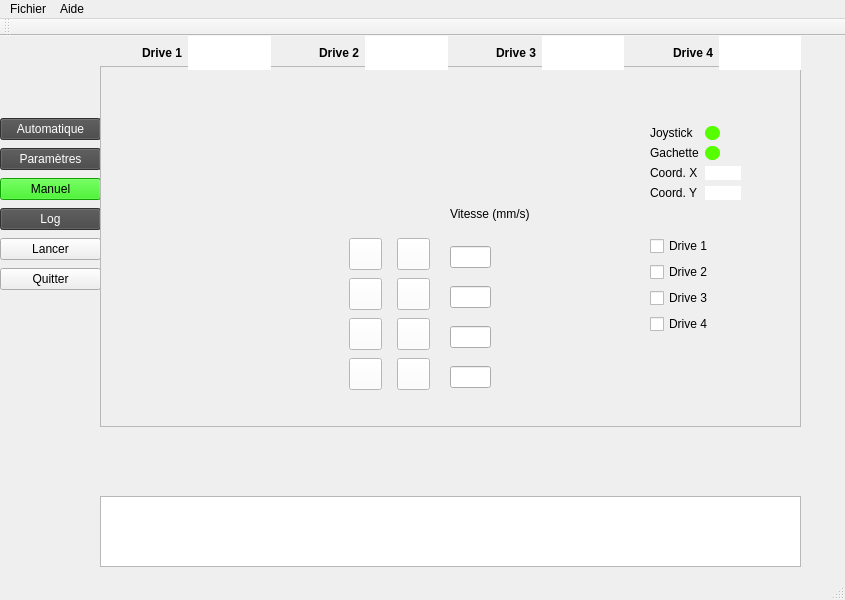
The window that Control4Axis/views/main.ui (Institut-clement-ader/ETMI) describes before a commit, drawn with Qt 5.
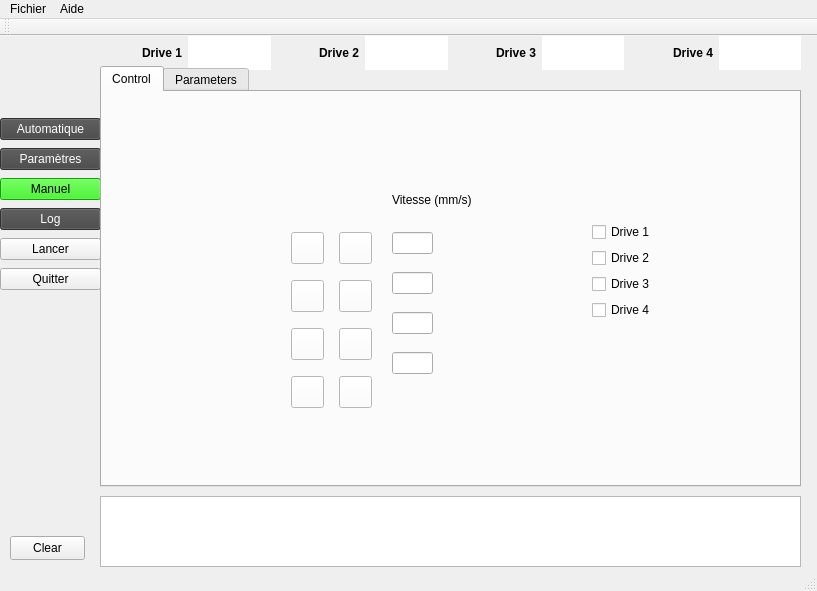
The same window after the commit. The open tabs and pages were chosen to show the change. Icons and pictures are not drawn.

Patch:
```diff
--- a/Control4Axis/views/main.ui
+++ b/Control4Axis/views/main.ui
@@ -6,8 +6,8 @@
    <rect>
     <x>0</x>
     <y>0</y>
-    <width>845</width>
-    <height>600</height>
+    <width>817</width>
+    <height>591</height>
    </rect>
   </property>
   <property name="maximumSize">
@@ -105,436 +105,6 @@
      </item>
     </layout>
    </widget>
-   <widget class="QFrame" name="frm_manual">
-    <property name="geometry">
-     <rect>
-      <x>100</x>
-      <y>30</y>
-      <width>701</width>
-      <height>361</height>
-     </rect>
-    </property>
-    <property name="frameShape">
-     <enum>QFrame::Shape::StyledPanel</enum>
-    </property>
-    <property name="frameShadow">
-     <enum>QFrame::Shadow::Raised</enum>
-    </property>
-    <widget class="QWidget" name="gridLayoutWidget">
-     <property name="geometry">
-      <rect>
-       <x>550</x>
-       <y>60</y>
-       <width>91</width>
-       <height>84</height>
-      </rect>
-     </property>
-     <layout class="QFormLayout" name="formLayout">
-      <item row="0" column="0">
-       <widget class="QLabel" name="lbl_led_status">
-        <property name="text">
-         <string>Joystick</string>
-        </property>
-       </widget>
-      </item>
-      <item row="1" column="0">
-       <widget class="QLabel" name="lbl_led_trig_status">
-        <property name="text">
-         <string>Gachette</string>
-        </property>
-       </widget>
-      </item>
-      <item row="2" column="0">
-       <widget class="QLabel" name="lbl_x">
-        <property name="text">
-         <string>Coord. X</string>
-        </property>
-       </widget>
-      </item>
-      <item row="2" column="1">
-       <widget class="QLabel" name="display_x">
-        <property name="baseSize">
-         <size>
-          <width>0</width>
-          <height>0</height>
-         </size>
-        </property>
-        <property name="styleSheet">
-         <string notr="true">background-color: rgb(255, 255, 255);
-</string>
-        </property>
-        <property name="text">
-         <string/>
-        </property>
-       </widget>
-      </item>
-      <item row="3" column="0">
-       <widget class="QLabel" name="lbl_y">
-        <property name="text">
-         <string>Coord. Y</string>
-        </property>
-       </widget>
-      </item>
-      <item row="3" column="1">
-       <widget class="QLabel" name="display_y">
-        <property name="focusPolicy">
-         <enum>Qt::FocusPolicy::WheelFocus</enum>
-        </property>
-        <property name="styleSheet">
-         <string notr="true">background-color: rgb(255, 255, 255);
-</string>
-        </property>
-        <property name="text">
-         <string/>
-        </property>
-       </widget>
-      </item>
-      <item row="0" column="1">
-       <widget class="QFrame" name="led_joy_status">
-        <property name="minimumSize">
-         <size>
-          <width>14</width>
-          <height>14</height>
-         </size>
-        </property>
-        <property name="maximumSize">
-         <size>
-          <width>15</width>
-          <height>15</height>
-         </size>
-        </property>
-        <property name="styleSheet">
-         <string notr="true">background-color: rgb(85, 255, 0);
-border-radius: 7px;
-</string>
-        </property>
-        <property name="locale">
-         <locale language="English" country="UnitedStates"/>
-        </property>
-        <property name="frameShape">
-         <enum>QFrame::Shape::StyledPanel</enum>
-        </property>
-        <property name="frameShadow">
-         <enum>QFrame::Shadow::Plain</enum>
-        </property>
-       </widget>
-      </item>
-      <item row="1" column="1">
-       <widget class="QFrame" name="led_joy_trig_status">
-        <property name="maximumSize">
-         <size>
-          <width>15</width>
-          <height>15</height>
-         </size>
-        </property>
-        <property name="styleSheet">
-         <string notr="true">background-color: rgb(85, 255, 0);
-border-radius: 7px;
-</string>
-        </property>
-        <property name="locale">
-         <locale language="English" country="UnitedStates"/>
-        </property>
-        <property name="frameShape">
-         <enum>QFrame::Shape::StyledPanel</enum>
-        </property>
-        <property name="frameShadow">
-         <enum>QFrame::Shadow::Raised</enum>
-        </property>
-       </widget>
-      </item>
-     </layout>
-    </widget>
-    <widget class="QWidget" name="gridLayoutWidget_2">
-     <property name="geometry">
-      <rect>
-       <x>240</x>
-       <y>170</y>
-       <width>101</width>
-       <height>156</height>
-      </rect>
-     </property>
-     <layout class="QGridLayout" name="grid_layout_btn_dir">
-      <item row="1" column="0">
-       <widget class="QToolButton" name="btn_left_2">
-        <property name="styleSheet">
-         <string notr="true">background-color: rgb(255, 255, 255);</string>
-        </property>
-        <property name="text">
-         <string/>
-        </property>
-        <property name="icon">
-         <iconset>
-          <normaloff>images/svg/chevron-circle-left-svgrepo-com.svg</normaloff>images/svg/chevron-circle-left-svgrepo-com.svg</iconset>
-        </property>
-        <property name="iconSize">
-         <size>
-          <width>25</width>
-          <height>25</height>
-         </size>
-        </property>
-        <property name="checkable">
-         <bool>false</bool>
-        </property>
-       </widget>
-      </item>
-      <item row="1" column="1">
-       <widget class="QToolButton" name="btn_right_2">
-        <property name="styleSheet">
-         <string notr="true">background-color: rgb(255, 255, 255);</string>
-        </property>
-        <property name="text">
-         <string/>
-        </property>
-        <property name="icon">
-         <iconset>
-          <normaloff>images/svg/chevron-circle-right-svgrepo-com.svg</normaloff>images/svg/chevron-circle-right-svgrepo-com.svg</iconset>
-        </property>
-        <property name="iconSize">
-         <size>
-          <width>25</width>
-          <height>25</height>
-         </size>
-        </property>
-        <property name="checkable">
-         <bool>false</bool>
-        </property>
-       </widget>
-      </item>
-      <item row="2" column="0">
-       <widget class="QToolButton" name="btn_left_3">
-        <property name="styleSheet">
-         <string notr="true">background-color: rgb(255, 255, 255);</string>
-        </property>
-        <property name="text">
-         <string/>
-        </property>
-        <property name="icon">
-         <iconset>
-          <normaloff>images/svg/chevron-circle-left-svgrepo-com.svg</normaloff>images/svg/chevron-circle-left-svgrepo-com.svg</iconset>
-        </property>
-        <property name="iconSize">
-         <size>
-          <width>25</width>
-          <height>25</height>
-         </size>
-        </property>
-        <property name="checkable">
-         <bool>false</bool>
-        </property>
-       </widget>
-      </item>
-      <item row="0" column="1">
-       <widget class="QToolButton" name="btn_right_1">
-        <property name="styleSheet">
-         <string notr="true">background-color: rgb(255, 255, 255);</string>
-        </property>
-        <property name="text">
-         <string/>
-        </property>
-        <property name="icon">
-         <iconset>
-          <normaloff>images/svg/chevron-circle-right-svgrepo-com.svg</normaloff>images/svg/chevron-circle-right-svgrepo-com.svg</iconset>
-        </property>
-        <property name="iconSize">
-         <size>
-          <width>25</width>
-          <height>25</height>
-         </size>
-        </property>
-        <property name="checkable">
-         <bool>false</bool>
-        </property>
-       </widget>
-      </item>
-      <item row="2" column="1">
-       <widget class="QToolButton" name="btn_right_3">
-        <property name="styleSheet">
-         <string notr="true">background-color: rgb(255, 255, 255);</string>
-        </property>
-        <property name="text">
-         <string/>
-        </property>
-        <property name="icon">
-         <iconset>
-          <normaloff>images/svg/chevron-circle-right-svgrepo-com.svg</normaloff>images/svg/chevron-circle-right-svgrepo-com.svg</iconset>
-        </property>
-        <property name="iconSize">
-         <size>
-          <width>25</width>
-          <height>25</height>
-         </size>
-        </property>
-        <property name="checkable">
-         <bool>false</bool>
-        </property>
-       </widget>
-      </item>
-      <item row="0" column="0">
-       <widget class="QToolButton" name="btn_left_1">
-        <property name="styleSheet">
-         <string notr="true">background-color: rgb(255, 255, 255);</string>
-        </property>
-        <property name="text">
-         <string/>
-        </property>
-        <property name="icon">
-         <iconset>
-          <normaloff>images/svg/chevron-circle-left-svgrepo-com.svg</normaloff>images/svg/chevron-circle-left-svgrepo-com.svg</iconset>
-        </property>
-        <property name="iconSize">
-         <size>
-          <width>25</width>
-          <height>25</height>
-         </size>
-        </property>
-        <property name="checkable">
-         <bool>false</bool>
-        </property>
-       </widget>
-      </item>
-      <item row="3" column="0">
-       <widget class="QToolButton" name="btn_left_4">
-        <property name="styleSheet">
-         <string notr="true">background-color: rgb(255, 255, 255);</string>
-        </property>
-        <property name="text">
-         <string/>
-        </property>
-        <property name="icon">
-         <iconset>
-          <normaloff>images/svg/chevron-circle-left-svgrepo-com.svg</normaloff>images/svg/chevron-circle-left-svgrepo-com.svg</iconset>
-        </property>
-        <property name="iconSize">
-         <size>
-          <width>25</width>
-          <height>25</height>
-         </size>
-        </property>
-        <property name="checkable">
-         <bool>false</bool>
-        </property>
-       </widget>
-      </item>
-      <item row="3" column="1">
-       <widget class="QToolButton" name="btn_right_4">
-        <property name="styleSheet">
-         <string notr="true">background-color: rgb(255, 255, 255);</string>
-        </property>
-        <property name="text">
-         <string/>
-        </property>
-        <property name="icon">
-         <iconset>
-          <normaloff>images/svg/chevron-circle-right-svgrepo-com.svg</normaloff>images/svg/chevron-circle-right-svgrepo-com.svg</iconset>
-        </property>
-        <property name="iconSize">
-         <size>
-          <width>25</width>
-          <height>25</height>
-         </size>
-        </property>
-        <property name="checkable">
-         <bool>false</bool>
-        </property>
-       </widget>
-      </item>
-     </layout>
-    </widget>
-    <widget class="QWidget" name="verticalLayoutWidget_2">
-     <property name="geometry">
-      <rect>
-       <x>550</x>
-       <y>170</y>
-       <width>71</width>
-       <height>100</height>
-      </rect>
-     </property>
-     <layout class="QVBoxLayout" name="layout_choice_drive">
-      <item>
-       <widget class="QCheckBox" name="chk_drive1">
-        <property name="text">
-         <string>Drive 1</string>
-        </property>
-       </widget>
-      </item>
-      <item>
-       <widget class="QCheckBox" name="chk_drive2">
-        <property name="text">
-         <string>Drive 2</string>
-        </property>
-       </widget>
-      </item>
-      <item>
-       <widget class="QCheckBox" name="chk_drive3">
-        <property name="text">
-         <string>Drive 3</string>
-        </property>
-       </widget>
-      </item>
-      <item>
-       <widget class="QCheckBox" name="chk_drive4">
-        <property name="text">
-         <string>Drive 4</string>
-        </property>
-       </widget>
-      </item>
-     </layout>
-    </widget>
-    <widget class="QLabel" name="label">
-     <property name="geometry">
-      <rect>
-       <x>350</x>
-       <y>140</y>
-       <width>81</width>
-       <height>16</height>
-      </rect>
-     </property>
-     <property name="text">
-      <string>Vitesse (mm/s)</string>
-     </property>
-    </widget>
-    <widget class="QLineEdit" name="txt_speed1">
-     <property name="geometry">
-      <rect>
-       <x>350</x>
-       <y>180</y>
-       <width>41</width>
-       <height>22</height>
-      </rect>
-     </property>
-    </widget>
-    <widget class="QLineEdit" name="txt_speed_2">
-     <property name="geometry">
-      <rect>
-       <x>350</x>
-       <y>220</y>
-       <width>41</width>
-       <height>22</height>
-      </rect>
-     </property>
-    </widget>
-    <widget class="QLineEdit" name="txt_speed_4">
-     <property name="geometry">
-      <rect>
-       <x>350</x>
-       <y>300</y>
-       <width>41</width>
-       <height>22</height>
-      </rect>
-     </property>
-    </widget>
-    <widget class="QLineEdit" name="txt_speed_3">
-     <property name="geometry">
-      <rect>
-       <x>350</x>
-       <y>260</y>
-       <width>41</width>
-       <height>22</height>
-      </rect>
-     </property>
-    </widget>
-   </widget>
    <widget class="QWidget" name="horizontalLayoutWidget">
     <property name="geometry">
      <rect>
@@ -628,13 +198,517 @@
      <bool>true</bool>
     </property>
    </widget>
+   <widget class="QTabWidget" name="tabWidget">
+    <property name="geometry">
+     <rect>
+      <x>100</x>
+      <y>30</y>
+      <width>701</width>
+      <height>421</height>
+     </rect>
+    </property>
+    <property name="currentIndex">
+     <number>1</number>
+    </property>
+    <property name="tabBarAutoHide">
+     <bool>true</bool>
+    </property>
+    <widget class="QWidget" name="tab_Control">
+     <attribute name="title">
+      <string>Control</string>
+     </attribute>
+     <widget class="QLineEdit" name="txt_speed_2">
+      <property name="geometry">
+       <rect>
+        <x>290</x>
+        <y>180</y>
+        <width>41</width>
+        <height>22</height>
+       </rect>
+      </property>
+     </widget>
+     <widget class="QLineEdit" name="txt_speed_3">
+      <property name="geometry">
+       <rect>
+        <x>290</x>
+        <y>220</y>
+        <width>41</width>
+        <height>22</height>
+       </rect>
+      </property>
+     </widget>
+     <widget class="QLabel" name="lbl_speed">
+      <property name="geometry">
+       <rect>
+        <x>290</x>
+        <y>100</y>
+        <width>81</width>
+        <height>16</height>
+       </rect>
+      </property>
+      <property name="text">
+       <string>Vitesse (mm/s)</string>
+      </property>
+     </widget>
+     <widget class="QWidget" name="gridLayoutWidget_2">
+      <property name="geometry">
+       <rect>
+        <x>180</x>
+        <y>130</y>
+        <width>101</width>
+        <height>196</height>
+       </rect>
+      </property>
+      <layout class="QGridLayout" name="grid_layout_btn_dir_2">
+       <item row="2" column="0">
+        <widget class="QToolButton" name="btn_left_3">
+         <property name="styleSheet">
+          <string notr="true">background-color: rgb(255, 255, 255);</string>
+         </property>
+         <property name="text">
+          <string/>
+         </property>
+         <property name="icon">
+          <iconset>
+           <normaloff>../resources/images/svg/chevron-circle-left-svgrepo-com.svg</normaloff>../resources/images/svg/chevron-circle-left-svgrepo-com.svg</iconset>
+         </property>
+         <property name="iconSize">
+          <size>
+           <width>25</width>
+           <height>25</height>
+          </size>
+         </property>
+         <property name="checkable">
+          <bool>false</bool>
+         </property>
+        </widget>
+       </item>
+       <item row="3" column="0">
+        <widget class="QToolButton" name="btn_left_4">
+         <property name="styleSheet">
+          <string notr="true">background-color: rgb(255, 255, 255);</string>
+         </property>
+         <property name="text">
+          <string/>
+         </property>
+         <property name="icon">
+          <iconset>
+           <normaloff>../resources/images/svg/chevron-circle-left-svgrepo-com.svg</normaloff>../resources/images/svg/chevron-circle-left-svgrepo-com.svg</iconset>
+         </property>
+         <property name="iconSize">
+          <size>
+           <width>25</width>
+           <height>25</height>
+          </size>
+         </property>
+         <property name="checkable">
+          <bool>false</bool>
+         </property>
+        </widget>
+       </item>
+       <item row="0" column="1">
+        <widget class="QToolButton" name="btn_right_1">
+         <property name="styleSheet">
+          <string notr="true">background-color: rgb(255, 255, 255);</string>
+         </property>
+         <property name="text">
+          <string/>
+         </property>
+         <property name="icon">
+          <iconset>
+           <normaloff>../resources/images/svg/chevron-circle-right-svgrepo-com.svg</normaloff>../resources/images/svg/chevron-circle-right-svgrepo-com.svg</iconset>
+         </property>
+         <property name="iconSize">
+          <size>
+           <width>25</width>
+           <height>25</height>
+          </size>
+         </property>
+         <property name="checkable">
+          <bool>false</bool>
+         </property>
+        </widget>
+       </item>
+       <item row="1" column="1">
+        <widget class="QToolButton" name="btn_right_2">
+         <property name="styleSheet">
+          <string notr="true">background-color: rgb(255, 255, 255);</string>
+         </property>
+         <property name="text">
+          <string/>
+         </property>
+         <property name="icon">
+          <iconset>
+           <normaloff>../resources/images/svg/chevron-circle-right-svgrepo-com.svg</normaloff>../resources/images/svg/chevron-circle-right-svgrepo-com.svg</iconset>
+         </property>
+         <property name="iconSize">
+          <size>
+           <width>25</width>
+           <height>25</height>
+          </size>
+         </property>
+         <property name="checkable">
+          <bool>false</bool>
+         </property>
+        </widget>
+       </item>
+       <item row="1" column="0">
+        <widget class="QToolButton" name="btn_left_2">
+         <property name="styleSheet">
+          <string notr="true">background-color: rgb(255, 255, 255);</string>
+         </property>
+         <property name="text">
+          <string/>
+         </property>
+         <property name="icon">
+          <iconset>
+           <normaloff>../resources/images/svg/chevron-circle-left-svgrepo-com.svg</normaloff>../resources/images/svg/chevron-circle-left-svgrepo-com.svg</iconset>
+         </property>
+         <property name="iconSize">
+          <size>
+           <width>25</width>
+           <height>25</height>
+          </size>
+         </property>
+         <property name="checkable">
+          <bool>false</bool>
+         </property>
+        </widget>
+       </item>
+       <item row="3" column="1">
+        <widget class="QToolButton" name="btn_right_4">
+         <property name="styleSheet">
+          <string notr="true">background-color: rgb(255, 255, 255);</string>
+         </property>
+         <property name="text">
+          <string/>
+         </property>
+         <property name="icon">
+          <iconset>
+           <normaloff>../resources/images/svg/chevron-circle-right-svgrepo-com.svg</normaloff>../resources/images/svg/chevron-circle-right-svgrepo-com.svg</iconset>
+         </property>
+         <property name="iconSize">
+          <size>
+           <width>25</width>
+           <height>25</height>
+          </size>
+         </property>
+         <property name="checkable">
+          <bool>false</bool>
+         </property>
+        </widget>
+       </item>
+       <item row="2" column="1">
+        <widget class="QToolButton" name="btn_right_3">
+         <property name="styleSheet">
+          <string notr="true">background-color: rgb(255, 255, 255);</string>
+         </property>
+         <property name="text">
+          <string/>
+         </property>
+         <property name="icon">
+          <iconset>
+           <normaloff>../resources/images/svg/chevron-circle-right-svgrepo-com.svg</normaloff>../resources/images/svg/chevron-circle-right-svgrepo-com.svg</iconset>
+         </property>
+         <property name="iconSize">
+          <size>
+           <width>25</width>
+           <height>25</height>
+          </size>
+         </property>
+         <property name="checkable">
+          <bool>false</bool>
+         </property>
+        </widget>
+       </item>
+       <item row="0" column="0">
+        <widget class="QToolButton" name="btn_left_1">
+         <property name="styleSheet">
+          <string notr="true">background-color: rgb(255, 255, 255);</string>
+         </property>
+         <property name="text">
+          <string/>
+         </property>
+         <property name="icon">
+          <iconset>
+           <normaloff>../resources/images/svg/chevron-circle-left-svgrepo-com.svg</normaloff>../resources/images/svg/chevron-circle-left-svgrepo-com.svg</iconset>
+         </property>
+         <property name="iconSize">
+          <size>
+           <width>25</width>
+           <height>25</height>
+          </size>
+         </property>
+         <property name="checkable">
+          <bool>false</bool>
+         </property>
+        </widget>
+       </item>
+      </layout>
+     </widget>
+     <widget class="QWidget" name="verticalLayoutWidget_2">
+      <property name="geometry">
+       <rect>
+        <x>490</x>
+        <y>130</y>
+        <width>71</width>
+        <height>100</height>
+       </rect>
+      </property>
+      <layout class="QVBoxLayout" name="layout_choice_drive_2">
+       <item>
+        <widget class="QCheckBox" name="chk_drive1">
+         <property name="text">
+          <string>Drive 1</string>
+         </property>
+        </widget>
+       </item>
+       <item>
+        <widget class="QCheckBox" name="chk_drive2">
+         <property name="text">
+          <string>Drive 2</string>
+         </property>
+        </widget>
+       </item>
+       <item>
+        <widget class="QCheckBox" name="chk_drive3">
+         <property name="text">
+          <string>Drive 3</string>
+         </property>
+        </widget>
+       </item>
+       <item>
+        <widget class="QCheckBox" name="chk_drive4">
+         <property name="text">
+          <string>Drive 4</string>
+         </property>
+        </widget>
+       </item>
+      </layout>
+     </widget>
+     <widget class="QLineEdit" name="txt_speed1">
+      <property name="geometry">
+       <rect>
+        <x>290</x>
+        <y>140</y>
+        <width>41</width>
+        <height>22</height>
+       </rect>
+      </property>
+     </widget>
+     <widget class="QLineEdit" name="txt_speed_4">
+      <property name="geometry">
+       <rect>
+        <x>290</x>
+        <y>260</y>
+        <width>41</width>
+        <height>22</height>
+       </rect>
+      </property>
+     </widget>
+    </widget>
+    <widget class="QWidget" name="tab_Parameters">
+     <attribute name="title">
+      <string>Parameters</string>
+     </attribute>
+     <widget class="QWidget" name="gridLayoutWidget">
+      <property name="geometry">
+       <rect>
+        <x>580</x>
+        <y>20</y>
+        <width>91</width>
+        <height>84</height>
+       </rect>
+      </property>
+      <layout class="QFormLayout" name="frmLayout_Joystick">
+       <item row="0" column="0">
+        <widget class="QLabel" name="lbl_led_status">
+         <property name="text">
+          <string>Joystick</string>
+         </property>
+        </widget>
+       </item>
+       <item row="1" column="0">
+        <widget class="QLabel" name="lbl_led_trig_status">
+         <property name="text">
+          <string>Gachette</string>
+         </property>
+        </widget>
+       </item>
+       <item row="2" column="0">
+        <widget class="QLabel" name="lbl_x">
+         <property name="text">
+          <string>Coord. X</string>
+         </property>
+        </widget>
+       </item>
+       <item row="2" column="1">
+        <widget class="QLabel" name="display_x">
+         <property name="baseSize">
+          <size>
+           <width>0</width>
+           <height>0</height>
+          </size>
+         </property>
+         <property name="styleSheet">
+          <string notr="true">background-color: rgb(255, 255, 255);
+</string>
+         </property>
+         <property name="text">
+          <string/>
+         </property>
+        </widget>
+       </item>
+       <item row="3" column="0">
+        <widget class="QLabel" name="lbl_y">
+         <property name="text">
+          <string>Coord. Y</string>
+         </property>
+        </widget>
+       </item>
+       <item row="3" column="1">
+        <widget class="QLabel" name="display_y">
+         <property name="focusPolicy">
+          <enum>Qt::FocusPolicy::WheelFocus</enum>
+         </property>
+         <property name="styleSheet">
+          <string notr="true">background-color: rgb(255, 255, 255);
+</string>
+         </property>
+         <property name="text">
+          <string/>
+         </property>
+        </widget>
+       </item>
+       <item row="0" column="1">
+        <widget class="QFrame" name="led_joy_status">
+         <property name="minimumSize">
+          <size>
+           <width>14</width>
+           <height>14</height>
+          </size>
+         </property>
+         <property name="maximumSize">
+          <size>
+           <width>15</width>
+           <height>15</height>
+          </size>
+         </property>
+         <property name="styleSheet">
+          <string notr="true">background-color: rgb(85, 255, 0);
+border-radius: 7px;
+</string>
+         </property>
+         <property name="locale">
+          <locale language="English" country="UnitedStates"/>
+         </property>
+         <property name="frameShape">
+          <enum>QFrame::Shape::StyledPanel</enum>
+         </property>
+         <property name="frameShadow">
+          <enum>QFrame::Shadow::Plain</enum>
+         </property>
+        </widget>
+       </item>
+       <item row="1" column="1">
+        <widget class="QFrame" name="led_joy_trig_status">
+         <property name="maximumSize">
+          <size>
+           <width>15</width>
+           <height>15</height>
+          </size>
+         </property>
+         <property name="styleSheet">
+          <string notr="true">background-color: rgb(85, 255, 0);
+border-radius: 7px;
+</string>
+         </property>
+         <property name="locale">
+          <locale language="English" country="UnitedStates"/>
+         </property>
+         <property name="frameShape">
+          <enum>QFrame::Shape::StyledPanel</enum>
+         </property>
+         <property name="frameShadow">
+          <enum>QFrame::Shadow::Raised</enum>
+         </property>
+        </widget>
+       </item>
+      </layout>
+     </widget>
+     <widget class="QCheckBox" name="chk_joystick">
+      <property name="geometry">
+       <rect>
+        <x>40</x>
+        <y>40</y>
+        <width>131</width>
+        <height>20</height>
+       </rect>
+      </property>
+      <property name="layoutDirection">
+       <enum>Qt::LayoutDirection::RightToLeft</enum>
+      </property>
+      <property name="text">
+       <string>Activer Joystick</string>
+      </property>
+     </widget>
+     <widget class="QPushButton" name="btn_path_file_save_encoder">
+      <property name="geometry">
+       <rect>
+        <x>390</x>
+        <y>70</y>
+        <width>31</width>
+        <height>24</height>
+       </rect>
+      </property>
+      <property name="text">
+       <string>...</string>
+      </property>
+     </widget>
+     <widget class="QWidget" name="layoutWidget">
+      <property name="geometry">
+       <rect>
+        <x>50</x>
+        <y>70</y>
+        <width>341</width>
+        <height>24</height>
+       </rect>
+      </property>
+      <layout class="QHBoxLayout" name="horizontalLayout">
+       <item>
+        <widget class="QLabel" name="label">
+         <property name="text">
+          <string>Fichier d'enregistrements</string>
+         </property>
+        </widget>
+       </item>
+       <item>
+        <widget class="QLineEdit" name="lineEdit_file_save_encoders"/>
+       </item>
+      </layout>
+     </widget>
+    </widget>
+   </widget>
+   <widget class="QPushButton" name="btn_clear_logs">
+    <property name="geometry">
+     <rect>
+      <x>10</x>
+      <y>500</y>
+      <width>75</width>
+      <height>24</height>
+     </rect>
+    </property>
+    <property name="text">
+     <string>Clear</string>
+    </property>
+   </widget>
   </widget>
   <widget class="QMenuBar" name="menubar">
    <property name="geometry">
     <rect>
      <x>0</x>
      <y>0</y>
-     <width>845</width>
+     <width>817</width>
      <height>22</height>
     </rect>
    </property>
```
Left out of the diff: 420 changed lines with no effect on the pictures.
